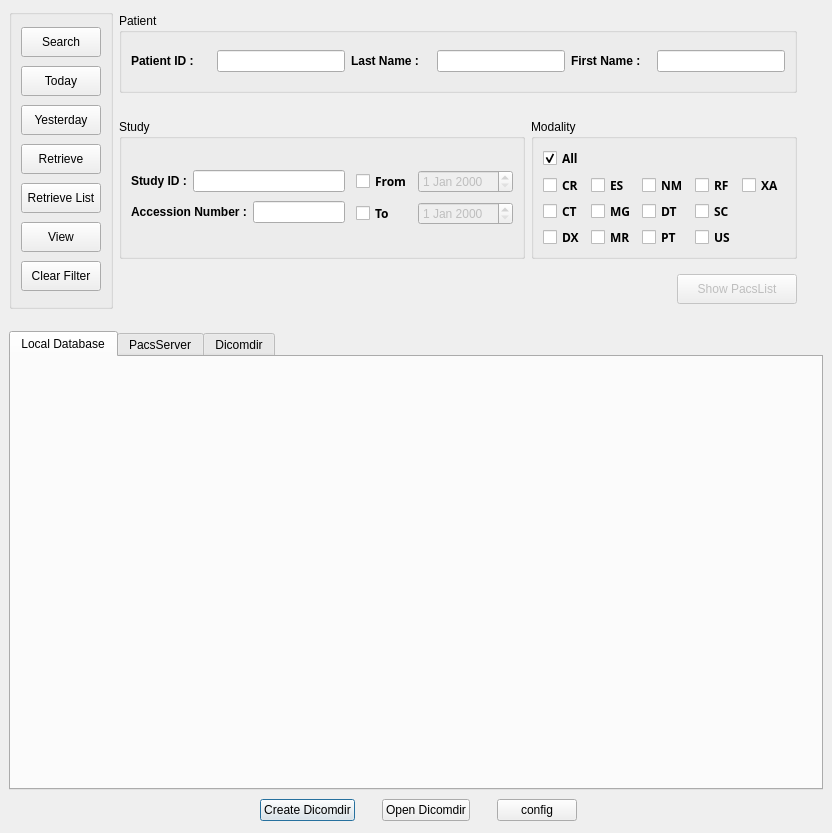
starviewer-medical/starviewer, file starviewer/src/interface/queryscreenbase.ui: the form before one commit.
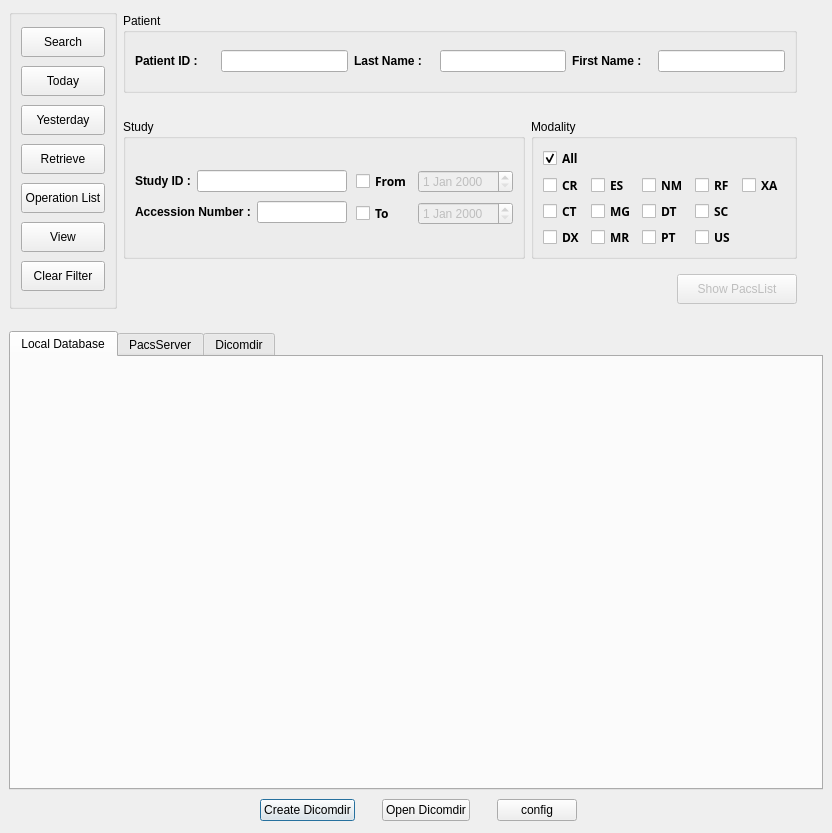
The form after the commit. Custom widgets are drawn as their Qt base class.

Commit message: ENH: Canviat el nom de starviewprocessimage a starviewerprocessimageretrieved - Canviat el nom del botó Retrieve List de la queryscreen per Operation List - Canviat el nom del a finestra QOperationStateScreen de Retrieve List Studies a Queue Operation List

The edit to the form file:
```diff
--- a/starviewer/src/interface/queryscreenbase.ui
+++ b/starviewer/src/interface/queryscreenbase.ui
@@ -430,7 +430,7 @@
              </size>
             </property>
             <property name="text" >
-             <string>Retrieve List</string>
+             <string>Operation List</string>
             </property>
            </widget>
           </item>
```
The commit also changes 6 other files.
